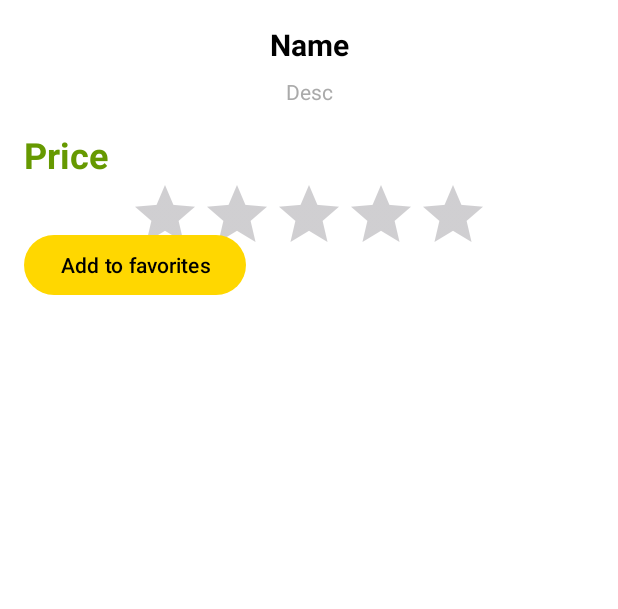
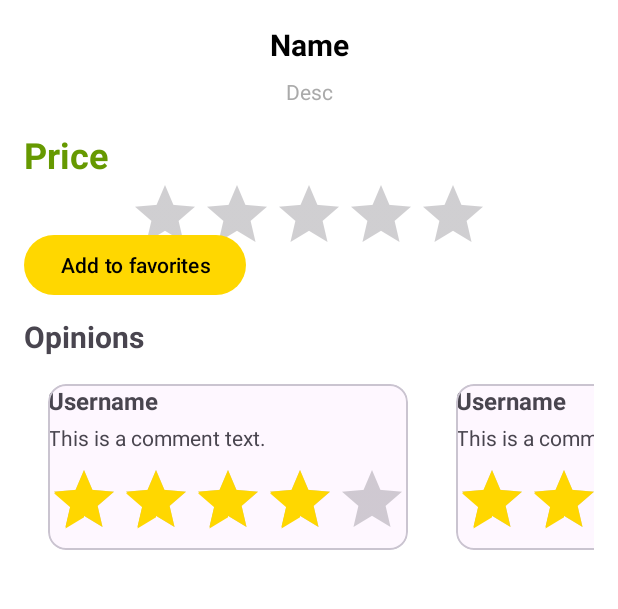
Before and after one commit to NeShkApp/MallProject, an Android app: the layout fragment_shop_item_details.xml on its own in the app's theme, with its tools: preview values and no code run, on a phone screen of 412 x 824 dp, the part 324-933 px from its top. Run offline under Robolectric (Android 15) with nearby library versions, the phone set to English and light mode, and no system bars.

Commit message:
Added Review implementation.

```diff
--- a/app/src/main/java/org/bohdan/mallproject/di/ShopItemDetailsModule.kt
+++ b/app/src/main/java/org/bohdan/mallproject/di/ShopItemDetailsModule.kt
@@ -1,5 +1,6 @@
 package org.bohdan.mallproject.di
 
+import com.google.firebase.auth.FirebaseAuth
 import com.google.firebase.firestore.FirebaseFirestore
 import dagger.Module
 import dagger.Provides
@@ -16,8 +17,9 @@ object ShopItemDetailsModule {
     @Provides
     @Singleton
     fun provideShopItemDetailsRepository(
-        firestore: FirebaseFirestore
+        firestore: FirebaseFirestore,
+        auth: FirebaseAuth
     ): ShopItemDetailsRepository{
-        return ShopItemDetailsRepositoryImpl(firestore)
+        return ShopItemDetailsRepositoryImpl(firestore, auth)
     }
 }
--- a/app/src/main/res/layout/fragment_shop_item_details.xml
+++ b/app/src/main/res/layout/fragment_shop_item_details.xml
@@ -3,6 +3,7 @@
     xmlns:app="http://schemas.android.com/apk/res-auto"
     android:layout_width="match_parent"
     android:layout_height="match_parent"
+    xmlns:tools="http://schemas.android.com/tools"
     android:background="@color/white"
     android:padding="16dp">
 
@@ -108,7 +109,46 @@
             android:visibility="visible"
             app:layout_constraintBottom_toBottomOf="@+id/btn_remove_from_cart"
             app:layout_constraintStart_toEndOf="@+id/btn_remove_from_cart"
-            app:layout_constraintTop_toTopOf="@+id/btn_remove_from_cart" />
+            app:layout_constraintTop_toTopOf="@+id/btn_remove_from_cart"
+            app:layout_constraintVertical_bias="0.541" />
+
+        <TextView
+            android:id="@+id/tv_opinions"
+            android:layout_width="wrap_content"
+            android:layout_height="wrap_content"
+            android:text="Opinions"
+            android:textStyle="bold"
+            android:textSize="20sp"
+            android:layout_marginTop="10dp"
+            app:layout_constraintStart_toStartOf="parent"
+            app:layout_constraintTop_toBottomOf="@+id/btn_add_to_favorite"
+            />
+
+        <Button
+            android:id="@+id/btn_leave_review"
+            android:layout_width="wrap_content"
+            android:layout_height="wrap_content"
+            android:layout_marginTop="10dp"
+            android:backgroundTint="@android:color/holo_blue_light"
+            android:text="Leave a review"
+            android:visibility="gone"
+            app:layout_constraintStart_toStartOf="parent"
+            app:layout_constraintTop_toBottomOf="@id/tv_opinions" />
+
+        <androidx.recyclerview.widget.RecyclerView
+            android:id="@+id/rv_comments"
+            android:layout_width="0dp"
+            android:layout_height="wrap_content"
+            android:orientation="horizontal"
+            android:layout_marginTop="10dp"
+            app:layout_constraintEnd_toEndOf="parent"
+            app:layout_constraintStart_toStartOf="parent"
+            app:layout_constraintTop_toBottomOf="@+id/btn_leave_review"
+            tools:listitem="@layout/item_comment"
+            app:layoutManager="androidx.recyclerview.widget.LinearLayoutManager"
+            />
+
+
     </androidx.constraintlayout.widget.ConstraintLayout>
 
     <ProgressBar
--- /dev/null
+++ b/app/src/main/res/layout/item_comment.xml
@@ -0,0 +1,47 @@
+<com.google.android.material.card.MaterialCardView
+    xmlns:android="http://schemas.android.com/apk/res/android"
+    xmlns:app="http://schemas.android.com/apk/res-auto"
+    android:layout_width="wrap_content"
+    android:layout_height="wrap_content"
+    android:layout_marginStart="16dp"
+    android:layout_marginTop="8dp"
+    android:layout_marginEnd="16dp"
+    android:padding="16dp">
+
+    <LinearLayout
+        android:layout_width="match_parent"
+        android:layout_height="wrap_content"
+        android:orientation="vertical">
+
+        <!-- User name -->
+        <TextView
+            android:id="@+id/tv_username"
+            android:layout_width="wrap_content"
+            android:layout_height="wrap_content"
+            android:text="Username"
+            android:textSize="16sp"
+            android:textStyle="bold" />
+
+        <!-- Comment Text -->
+        <TextView
+            android:id="@+id/tv_comment_text"
+            android:layout_width="wrap_content"
+            android:layout_height="wrap_content"
+            android:layout_marginTop="4dp"
+            android:text="This is a comment text."
+            android:textSize="14sp" />
+
+        <!-- Rating -->
+        <RatingBar
+            android:id="@+id/rating_bar"
+            android:layout_width="wrap_content"
+            android:layout_height="wrap_content"
+            android:layout_marginTop="8dp"
+            android:isIndicator="true"
+            android:numStars="5"
+            android:rating="4.0"
+            android:stepSize="0.5" />
+
+    </LinearLayout>
+
+</com.google.android.material.card.MaterialCardView>
```
Also changed, not shown: app/src/main/java/org/bohdan/mallproject/data/ShopItemDetailsRepositoryImpl.kt (+140 -1 lines), app/src/main/java/org/bohdan/mallproject/domain/model/Comment.kt (added, +17 -0 lines), app/src/main/java/org/bohdan/mallproject/domain/repository/ShopItemDetailsRepository.kt (+6 -1 lines), app/src/main/java/org/bohdan/mallproject/domain/usecase/item_details/CanUserLeaveCommentUseCase.kt (added, +12 -0 lines), app/src/main/java/org/bohdan/mallproject/domain/usecase/item_details/GetShopItemCommentsUseCase.kt (added, +13 -0 lines), app/src/main/java/org/bohdan/mallproject/domain/usecase/item_details/SubmitReviewUseCase.kt (added, +12 -0 lines), app/src/main/java/org/bohdan/mallproject/presentation/adapters/CommentAdapter.kt (added, +36 -0 lines), app/src/main/java/org/bohdan/mallproject/presentation/adapters/CommentDiffCallback.kt (added, +16 -0 lines), app/src/main/java/org/bohdan/mallproject/presentation/ui/item_details/ShopItemDetailsFragment.kt (+70 -2 lines), app/src/main/java/org/bohdan/mallproject/presentation/viewmodel/item_details/ShopItemDetailsViewModel.kt (+55 -2 lines), app/src/main/res/layout/dialog_leave_comment.xml (added, +43 -0 lines).
